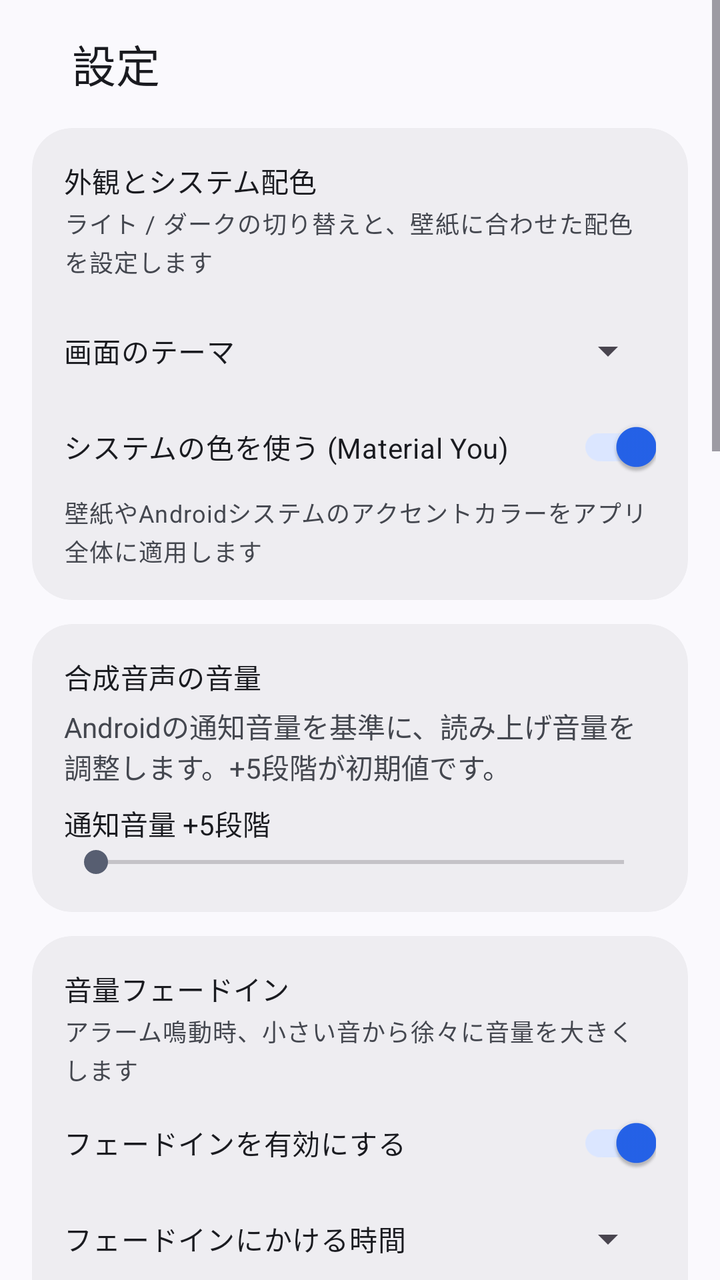
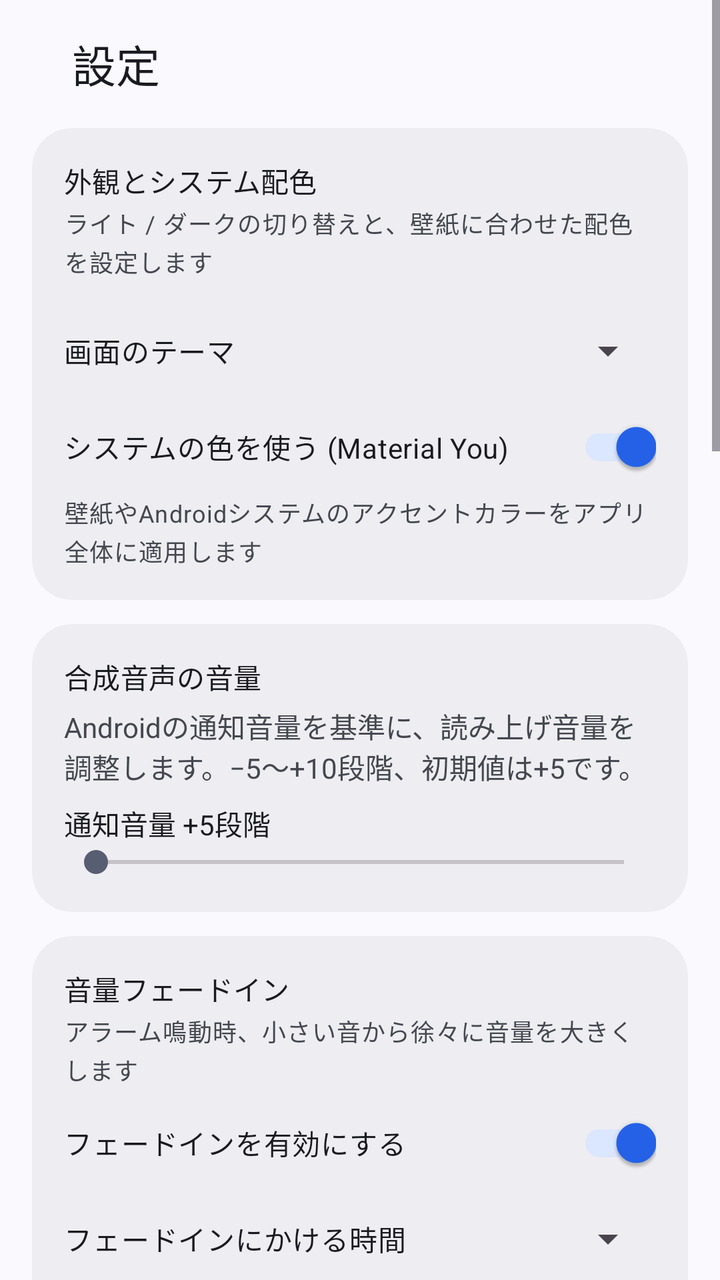

Compare the two renders of this Android layout. The source of the first and the diff that turns it into the second are given below.
<!-- AndroidManifest.xml: application theme Theme.AppAlarm -->
<!-- res/layout/activity_settings.xml -->
<?xml version="1.0" encoding="utf-8"?>
<ScrollView xmlns:android="http://schemas.android.com/apk/res/android" xmlns:app="http://schemas.android.com/apk/res-auto"
    android:layout_width="match_parent"
    android:layout_height="match_parent"
    android:background="?attr/colorSurface"
    android:fitsSystemWindows="true">

    <LinearLayout
        android:layout_width="match_parent"
        android:layout_height="wrap_content"
        android:orientation="vertical"
        android:paddingStart="16dp"
        android:paddingEnd="16dp"
        android:paddingBottom="16dp">

    <LinearLayout
        android:layout_width="match_parent"
        android:layout_height="64dp"
        android:gravity="center_vertical"
        android:orientation="horizontal"
        android:paddingStart="20dp"
        android:paddingEnd="12dp">

        <TextView
            android:layout_width="0dp"
            android:layout_height="wrap_content"
            android:layout_weight="1"
            android:text="@string/settings_title"
            android:textAppearance="?attr/textAppearanceTitleLarge"
            android:textColor="?attr/colorOnSurface" />

    </LinearLayout>

        <com.google.android.material.card.MaterialCardView
            style="@style/Widget.Material3.CardView.Filled"
            android:layout_width="match_parent"
            android:layout_height="wrap_content"
            android:layout_marginBottom="12dp"
            app:cardBackgroundColor="?attr/colorSurfaceContainer"
            app:cardCornerRadius="20dp"
            app:cardElevation="0dp">

            <LinearLayout
                android:layout_width="match_parent"
                android:layout_height="wrap_content"
                android:orientation="vertical"
                android:padding="16dp">

                <TextView
                    android:layout_width="wrap_content"
                    android:layout_height="wrap_content"
                    android:text="外観とシステム配色"
                    android:textAppearance="?attr/textAppearanceTitleSmall"
                    android:textColor="?attr/colorOnSurface" />
                <TextView
                    android:layout_width="wrap_content"
                    android:layout_height="wrap_content"
                    android:layout_marginTop="2dp"
                    android:layout_marginBottom="8dp"
                    android:text="ライト / ダークの切り替えと、壁紙に合わせた配色を設定します"
                    android:textAppearance="?attr/textAppearanceBodySmall"
                    android:textColor="?attr/colorOnSurfaceVariant" />
                <LinearLayout
                    android:layout_width="match_parent"
                    android:layout_height="wrap_content"
                    android:layout_marginTop="4dp"
                    android:gravity="center_vertical"
                    android:orientation="horizontal">

                    <TextView
                        android:layout_width="0dp"
                        android:layout_height="wrap_content"
                        android:layout_weight="1"
                        android:text="画面のテーマ"
                        android:textAppearance="?attr/textAppearanceBodyMedium"
                        android:textColor="?attr/colorOnSurface" />

                    <Spinner
                        android:id="@+id/spinner_theme_mode"
                        android:layout_width="wrap_content"
                        android:layout_height="48dp" />
                </LinearLayout>
                <androidx.appcompat.widget.SwitchCompat
                    android:id="@+id/switch_dynamic_color"
                    android:layout_width="match_parent"
                    android:layout_height="wrap_content"
                    android:minHeight="48dp"
                    android:text="システムの色を使う (Material You)"
                    android:textColor="?attr/colorOnSurface"
                    android:checked="true" />
                <TextView
                    android:id="@+id/tv_dynamic_color_desc"
                    android:layout_width="wrap_content"
                    android:layout_height="wrap_content"
                    android:text="壁紙やAndroidシステムのアクセントカラーをアプリ全体に適用します"
                    android:textAppearance="?attr/textAppearanceBodySmall"
                    android:textColor="?attr/colorOnSurfaceVariant" />
            </LinearLayout>
        </com.google.android.material.card.MaterialCardView>

        <com.google.android.material.card.MaterialCardView
            style="@style/Widget.Material3.CardView.Filled"
            android:layout_width="match_parent"
            android:layout_height="wrap_content"
            android:layout_marginBottom="12dp"
            app:cardBackgroundColor="?attr/colorSurfaceContainer"
            app:cardCornerRadius="20dp"
            app:cardElevation="0dp">
            <LinearLayout android:layout_width="match_parent" android:layout_height="wrap_content" android:orientation="vertical" android:padding="16dp">
                <TextView android:layout_width="match_parent" android:layout_height="wrap_content" android:text="合成音声の音量" android:textAppearance="?attr/textAppearanceTitleSmall" android:textColor="?attr/colorOnSurface" />
                <TextView android:layout_width="match_parent" android:layout_height="wrap_content" android:layout_marginTop="4dp" android:text="Androidの通知音量を基準に、読み上げ音量を調整します。+5段階が初期値です。" android:textColor="?attr/colorOnSurfaceVariant" />
                <TextView android:id="@+id/tv_tts_volume_offset" android:layout_width="match_parent" android:layout_height="wrap_content" android:layout_marginTop="8dp" android:text="通知音量 +5段階" android:textColor="?attr/colorOnSurface" />
                <SeekBar android:id="@+id/seek_tts_volume_offset" android:layout_width="match_parent" android:layout_height="wrap_content" android:max="10" />
            </LinearLayout>
        </com.google.android.material.card.MaterialCardView>

        <com.google.android.material.card.MaterialCardView
            style="@style/Widget.Material3.CardView.Filled"
            android:layout_width="match_parent"
            android:layout_height="wrap_content"
            android:layout_marginBottom="12dp"
            app:cardBackgroundColor="?attr/colorSurfaceContainer"
            app:cardCornerRadius="20dp"
            app:cardElevation="0dp">

            <LinearLayout
                android:layout_width="match_parent"
                android:layout_height="wrap_content"
                android:orientation="vertical"
                android:padding="16dp">

                <TextView
                    android:layout_width="wrap_content"
                    android:layout_height="wrap_content"
                    android:text="音量フェードイン"
                    android:textAppearance="?attr/textAppearanceTitleSmall"
                    android:textColor="?attr/colorOnSurface" />
                <TextView
                    android:layout_width="wrap_content"
                    android:layout_height="wrap_content"
                    android:layout_marginTop="2dp"
                    android:layout_marginBottom="4dp"
                    android:text="アラーム鳴動時、小さい音から徐々に音量を大きくします"
                    android:textAppearance="?attr/textAppearanceBodySmall"
                    android:textColor="?attr/colorOnSurfaceVariant" />
                <androidx.appcompat.widget.SwitchCompat
                    android:id="@+id/switch_fade_enabled"
                    android:layout_width="match_parent"
                    android:layout_height="wrap_content"
                    android:minHeight="48dp"
                    android:text="フェードインを有効にする"
                    android:textColor="?attr/colorOnSurface"
                    android:checked="true" />
                <LinearLayout
                    android:id="@+id/layout_fade_duration"
                    android:layout_width="match_parent"
                    android:layout_height="wrap_content"
                    android:gravity="center_vertical"
                    android:orientation="horizontal">

                    <TextView
                        android:layout_width="0dp"
                        android:layout_height="wrap_content"
                        android:layout_weight="1"
                        android:text="フェードインにかける時間"
                        android:textAppearance="?attr/textAppearanceBodyMedium"
                        android:textColor="?attr/colorOnSurface" />

                    <Spinner
                        android:id="@+id/spinner_fade_seconds"
                        android:layout_width="wrap_content"
                        android:layout_height="48dp" />
                </LinearLayout>
            </LinearLayout>
        </com.google.android.material.card.MaterialCardView>

        <com.google.android.material.card.MaterialCardView
            style="@style/Widget.Material3.CardView.Filled"
            android:layout_width="match_parent"
            android:layout_height="wrap_content"
            android:layout_marginTop="12dp"
            app:cardBackgroundColor="?attr/colorSurfaceContainer"
            app:cardCornerRadius="20dp"
            app:cardElevation="0dp">
            <LinearLayout android:layout_width="match_parent" android:layout_height="wrap_content" android:orientation="vertical" android:padding="16dp">
                <TextView android:layout_width="wrap_content" android:layout_height="wrap_content" android:text="権限と動作状況" android:textAppearance="?attr/textAppearanceTitleSmall" android:textColor="?attr/colorOnSurface" />
                <TextView android:id="@+id/tv_permission_status" android:layout_width="match_parent" android:layout_height="wrap_content" android:layout_marginTop="6dp" android:textColor="?attr/colorOnSurfaceVariant" />
                <TextView android:layout_width="match_parent" android:layout_height="wrap_content" android:layout_marginTop="8dp" android:text="未許可の項目を押してAndroidの画面で許可してください。ロック中に鳴らすには正確なアラーム・通知・全画面表示を許可します。「他のアプリの上に表示」はアラームには不要です。" android:textColor="?attr/colorOnSurfaceVariant" />
                <Button android:id="@+id/btn_perm_exact" style="@style/Widget.Material3.Button.OutlinedButton" android:layout_width="match_parent" android:layout_height="wrap_content" android:layout_marginTop="8dp" android:text="正確なアラームを許可" />
                <Button android:id="@+id/btn_perm_notification" style="@style/Widget.Material3.Button.OutlinedButton" android:layout_width="match_parent" android:layout_height="wrap_content" android:text="通知を許可" />
                <Button android:id="@+id/btn_perm_fullscreen" style="@style/Widget.Material3.Button.OutlinedButton" android:layout_width="match_parent" android:layout_height="wrap_content" android:text="ロック画面に表示（全画面通知）を許可" />
                <Button android:id="@+id/btn_perm_alarm_channel" style="@style/Widget.Material3.Button.OutlinedButton" android:layout_width="match_parent" android:layout_height="wrap_content" android:text="アラーム通知の重要度・ロック画面表示を設定" />
                <Button android:id="@+id/btn_perm_calendar" style="@style/Widget.Material3.Button.OutlinedButton" android:layout_width="match_parent" android:layout_height="wrap_content" android:text="カレンダーを許可" />
                <Button android:id="@+id/btn_perm_battery" style="@style/Widget.Material3.Button.OutlinedButton" android:layout_width="match_parent" android:layout_height="wrap_content" android:text="電池の最適化を設定" />
                <Button android:id="@+id/btn_permission_check" style="@style/Widget.Material3.Button.OutlinedButton" android:layout_width="match_parent" android:layout_height="wrap_content" android:layout_marginTop="8dp" android:text="権限・省電力設定を確認" />
            </LinearLayout>
        </com.google.android.material.card.MaterialCardView>

        <com.google.android.material.card.MaterialCardView
            style="@style/Widget.Material3.CardView.Filled"
            android:layout_width="match_parent"
            android:layout_height="wrap_content"
            android:layout_marginBottom="12dp"
            app:cardBackgroundColor="?attr/colorSurfaceContainer"
            app:cardCornerRadius="20dp"
            app:cardElevation="0dp">

            <LinearLayout
                android:layout_width="match_parent"
                android:layout_height="wrap_content"
                android:orientation="vertical"
                android:padding="16dp">

                <TextView
                    android:layout_width="wrap_content"
                    android:layout_height="wrap_content"
                    android:text="履歴と統計"
                    android:textAppearance="?attr/textAppearanceTitleSmall"
                    android:textColor="?attr/colorOnSurface" />
                <TextView
                    android:layout_width="wrap_content"
                    android:layout_height="wrap_content"
                    android:layout_marginTop="2dp"
                    android:layout_marginBottom="4dp"
                    android:text="「停止」「スヌーズ」の履歴を記録し、二度寝傾向を分析します"
                    android:textAppearance="?attr/textAppearanceBodySmall"
                    android:textColor="?attr/colorOnSurfaceVariant" />
                <androidx.appcompat.widget.SwitchCompat
                    android:id="@+id/switch_history_enabled"
                    android:layout_width="match_parent"
                    android:layout_height="wrap_content"
                    android:minHeight="48dp"
                    android:text="履歴を保存する"
                    android:textColor="?attr/colorOnSurface"
                    android:checked="true" />
                <Button
                    android:id="@+id/btn_open_history"
                    style="@style/Widget.Material3.Button.OutlinedButton"
                    android:layout_width="match_parent"
                    android:layout_height="wrap_content"
                    android:layout_marginTop="8dp"
                    android:text="履歴・統計を確認する"
                    android:textColor="?attr/colorPrimary" />
            </LinearLayout>
        </com.google.android.material.card.MaterialCardView>

        <com.google.android.material.card.MaterialCardView
            style="@style/Widget.Material3.CardView.Filled"
            android:layout_width="match_parent"
            android:layout_height="wrap_content"
            android:layout_marginBottom="12dp"
            app:cardBackgroundColor="?attr/colorSurfaceContainer"
            app:cardCornerRadius="20dp"
            app:cardElevation="0dp">

            <LinearLayout
                android:layout_width="match_parent"
                android:layout_height="wrap_content"
                android:orientation="vertical"
                android:padding="16dp">

                <TextView
                    android:layout_width="wrap_content"
                    android:layout_height="wrap_content"
                    android:text="再通知 (スヌーズ)"
                    android:textAppearance="?attr/textAppearanceTitleSmall"
                    android:textColor="?attr/colorOnSurface" />
                <LinearLayout
                    android:layout_width="match_parent"
                    android:layout_height="wrap_content"
                    android:layout_marginTop="4dp"
                    android:gravity="center_vertical"
                    android:orientation="horizontal">

                    <TextView
                        android:layout_width="0dp"
                        android:layout_height="wrap_content"
                        android:layout_weight="1"
                        android:text="再通知までの時間"
                        android:textAppearance="?attr/textAppearanceBodyMedium"
                        android:textColor="?attr/colorOnSurface" />

                    <Spinner
                        android:id="@+id/spinner_snooze_minutes"
                        android:layout_width="wrap_content"
                        android:layout_height="48dp" />
                </LinearLayout>
                <LinearLayout
                    android:layout_width="match_parent"
                    android:layout_height="wrap_content"
                    android:layout_marginTop="4dp"
                    android:gravity="center_vertical"
                    android:orientation="horizontal">

                    <TextView
                        android:layout_width="0dp"
                        android:layout_height="wrap_content"
                        android:layout_weight="1"
                        android:text="再通知の上限回数"
                        android:textAppearance="?attr/textAppearanceBodyMedium"
                        android:textColor="?attr/colorOnSurface" />

                    <Spinner
                        android:id="@+id/spinner_max_snooze"
                        android:layout_width="wrap_content"
                        android:layout_height="48dp" />
                </LinearLayout>
            </LinearLayout>
        </com.google.android.material.card.MaterialCardView>

        <com.google.android.material.card.MaterialCardView
            style="@style/Widget.Material3.CardView.Filled"
            android:layout_width="match_parent"
            android:layout_height="wrap_content"
            android:layout_marginBottom="0dp"
            app:cardBackgroundColor="?attr/colorSurfaceContainer"
            app:cardCornerRadius="20dp"
            app:cardElevation="0dp">

            <LinearLayout
                android:layout_width="match_parent"
                android:layout_height="wrap_content"
                android:orientation="vertical"
                android:padding="16dp">

                <TextView
                    android:layout_width="wrap_content"
                    android:layout_height="wrap_content"
                    android:text="バックアップと復元"
                    android:textAppearance="?attr/textAppearanceTitleSmall"
                    android:textColor="?attr/colorOnSurface" />
                <TextView
                    android:layout_width="wrap_content"
                    android:layout_height="wrap_content"
                    android:layout_marginTop="2dp"
                    android:layout_marginBottom="4dp"
                    android:text="Androidの保存先からGoogle Drive等を選び、設定を保存・復元できます"
                    android:textAppearance="?attr/textAppearanceBodySmall"
                    android:textColor="?attr/colorOnSurfaceVariant" />
                <LinearLayout
                    android:layout_width="match_parent"
                    android:layout_height="wrap_content"
                    android:orientation="horizontal">

                <Button
                    android:id="@+id/btn_export_backup"
                    style="@style/Widget.Material3.Button.OutlinedButton"
                    android:layout_width="0dp"
                    android:layout_weight="1"
                    android:layout_height="wrap_content"
                    android:layout_marginEnd="6dp"
                    android:text="書き出し"
                    android:textColor="?attr/colorPrimary" />
                <Button
                    android:id="@+id/btn_import_backup"
                    style="@style/Widget.Material3.Button.OutlinedButton"
                    android:layout_width="0dp"
                    android:layout_weight="1"
                    android:layout_height="wrap_content"
                    android:layout_marginStart="6dp"
                    android:text="復元"
                    android:textColor="?attr/colorPrimary" />
                </LinearLayout>
                <TextView
                    android:id="@+id/tv_backup_last"
                    android:layout_width="match_parent"
                    android:layout_height="wrap_content"
                    android:layout_marginTop="8dp"
                    android:text="前回のバックアップ: まだありません"
                    android:textAppearance="?attr/textAppearanceBodyMedium"
                    android:textColor="?attr/colorOnSurface" />
            </LinearLayout>
        </com.google.android.material.card.MaterialCardView>

    </LinearLayout>
</ScrollView>
<!-- resources referenced by this layout -->
<resources>
  <string name="settings_title">設定</string>
  <style name="Theme.AppAlarm" parent="Theme.Material3.DayNight.NoActionBar">
          <item name="colorPrimary">#2563EB</item>
          <item name="colorOnPrimary">#FFFFFF</item>
          <item name="colorPrimaryContainer">#DBE6FF</item>
          <item name="colorOnPrimaryContainer">#001A41</item>
          <item name="colorSecondary">#575E71</item>
          <item name="colorOnSecondary">#FFFFFF</item>
          <item name="colorSecondaryContainer">#DBE2F9</item>
          <item name="colorOnSecondaryContainer">#141B2C</item>
          <item name="android:colorBackground">#FAF9FD</item>
          <item name="colorSurface">#FAF9FD</item>
          <item name="colorOnSurface">#1A1B20</item>
          <item name="colorSurfaceVariant">#E1E2EC</item>
          <item name="colorOnSurfaceVariant">#44474F</item>
          <item name="colorSurfaceContainerLowest">#FFFFFF</item>
          <item name="colorSurfaceContainerLow">#F4F3F7</item>
          <item name="colorSurfaceContainer">#EEEDF1</item>
          <item name="colorSurfaceContainerHigh">#E8E7EB</item>
          <item name="colorSurfaceContainerHighest">#E3E2E6</item>
          <item name="colorOutline">#74777F</item>
          <item name="colorOutlineVariant">#C4C6D0</item>
          <item name="colorError">#BA1A1A</item>
          <item name="colorOnError">#FFFFFF</item>
          <item name="android:statusBarColor">?attr/colorSurface</item>
          <item name="android:navigationBarColor">?attr/colorSurface</item>
          <item name="android:windowLightStatusBar">true</item>
          <item name="android:windowLightNavigationBar">true</item>
      </style>
</resources>

<!-- the commit's change to res/layout/activity_settings.xml (unified diff, before → after) -->
@@ -108,9 +108,9 @@
             app:cardElevation="0dp">
             <LinearLayout android:layout_width="match_parent" android:layout_height="wrap_content" android:orientation="vertical" android:padding="16dp">
                 <TextView android:layout_width="match_parent" android:layout_height="wrap_content" android:text="合成音声の音量" android:textAppearance="?attr/textAppearanceTitleSmall" android:textColor="?attr/colorOnSurface" />
-                <TextView android:layout_width="match_parent" android:layout_height="wrap_content" android:layout_marginTop="4dp" android:text="Androidの通知音量を基準に、読み上げ音量を調整します。+5段階が初期値です。" android:textColor="?attr/colorOnSurfaceVariant" />
+                <TextView android:layout_width="match_parent" android:layout_height="wrap_content" android:layout_marginTop="4dp" android:text="Androidの通知音量を基準に、読み上げ音量を調整します。−5〜+10段階、初期値は+5です。" android:textColor="?attr/colorOnSurfaceVariant" />
                 <TextView android:id="@+id/tv_tts_volume_offset" android:layout_width="match_parent" android:layout_height="wrap_content" android:layout_marginTop="8dp" android:text="通知音量 +5段階" android:textColor="?attr/colorOnSurface" />
-                <SeekBar android:id="@+id/seek_tts_volume_offset" android:layout_width="match_parent" android:layout_height="wrap_content" android:max="10" />
+                <SeekBar android:id="@+id/seek_tts_volume_offset" android:layout_width="match_parent" android:layout_height="wrap_content" android:max="15" />
             </LinearLayout>
         </com.google.android.material.card.MaterialCardView>
 
